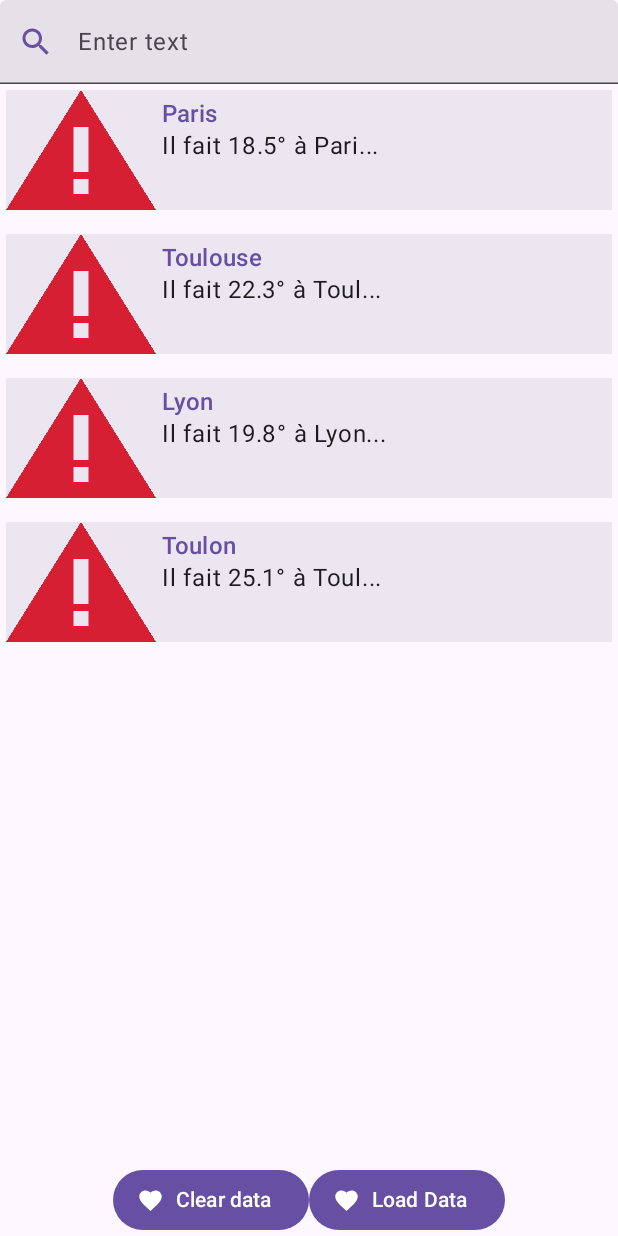
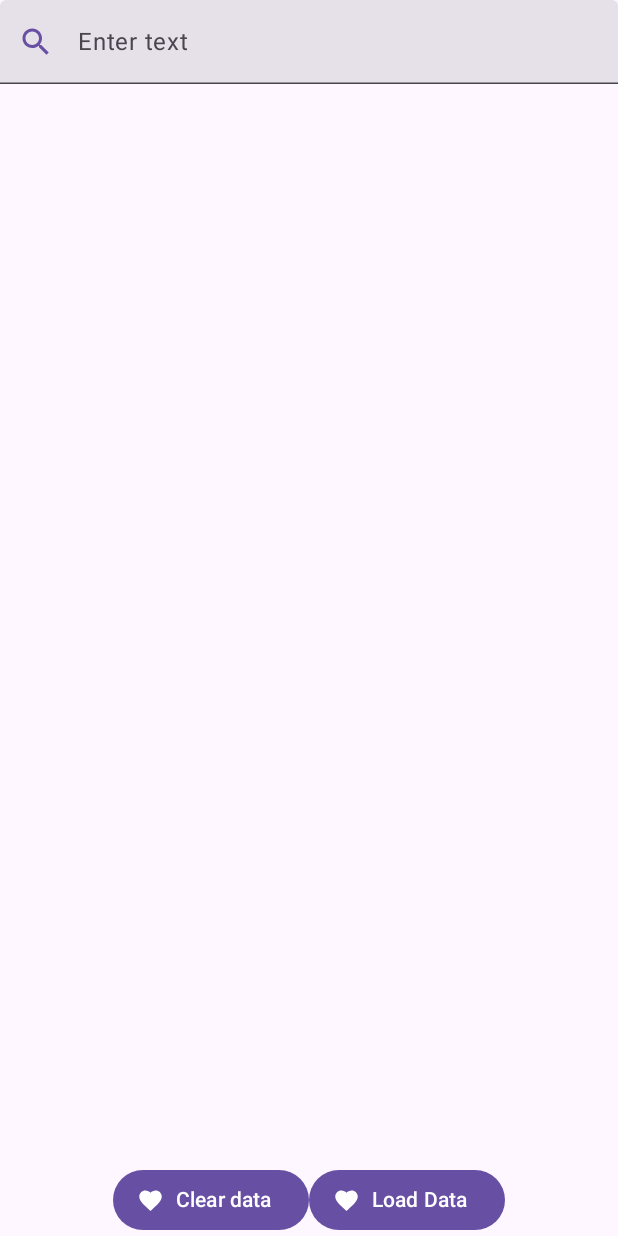
Before and after one commit to Anth06ny/A25_12_plb_android, an Android app built with Jetpack Compose: the screen it shows after launch (MainActivity), on a phone screen of 412 x 824 dp. Run offline under Robolectric (Android 15) with nearby library versions, the phone set to English and light mode, and no system bars; pictures from the network do not load.

```diff
--- a/app/build.gradle.kts
+++ b/app/build.gradle.kts
@@ -67,4 +67,6 @@ dependencies {
     //Coil ImageLoader
     implementation("io.coil-kt.coil3:coil-network-ktor3:3.2.0")
     implementation("io.coil-kt.coil3:coil-compose:3.2.0")
+    implementation ("androidx.lifecycle:lifecycle-viewmodel-compose:2.7.0")
+
 }
--- a/app/src/main/java/com/amonteiro/a25_12_plb_android/presentation/ui/screens/SearchScreen.kt
+++ b/app/src/main/java/com/amonteiro/a25_12_plb_android/presentation/ui/screens/SearchScreen.kt
@@ -14,6 +14,8 @@ import androidx.compose.foundation.layout.padding
 import androidx.compose.foundation.layout.size
 import androidx.compose.foundation.layout.widthIn
 import androidx.compose.foundation.lazy.LazyColumn
+import androidx.compose.foundation.text.KeyboardActions
+import androidx.compose.foundation.text.KeyboardOptions
 import androidx.compose.material.icons.Icons
 import androidx.compose.material.icons.filled.Favorite
 import androidx.compose.material.icons.filled.Search
@@ -28,15 +30,18 @@ import androidx.compose.runtime.Composable
 import androidx.compose.runtime.getValue
 import androidx.compose.runtime.mutableStateOf
 import androidx.compose.runtime.remember
+import androidx.compose.runtime.saveable.rememberSaveable
 import androidx.compose.runtime.setValue
 import androidx.compose.ui.Alignment
 import androidx.compose.ui.Modifier
 import androidx.compose.ui.layout.ContentScale
 import androidx.compose.ui.res.painterResource
 import androidx.compose.ui.res.stringResource
+import androidx.compose.ui.text.input.ImeAction
 import androidx.compose.ui.tooling.preview.Preview
 import androidx.compose.ui.unit.dp
 import androidx.lifecycle.compose.collectAsStateWithLifecycle
+import androidx.lifecycle.viewmodel.compose.viewModel
 import coil3.compose.AsyncImage
 import com.amonteiro.a25_12_plb_android.R
 import com.amonteiro.a25_12_plb_android.data.remote.WeatherBean
@@ -50,12 +55,37 @@ import com.amonteiro.a25_12_plb_android.presentation.viewmodel.MainViewModel
     uiMode = android.content.res.Configuration.UI_MODE_NIGHT_YES or android.content.res.Configuration.UI_MODE_TYPE_NORMAL, locale = "fr"
 )
 @Composable
+fun SearchScreenWithFakeDataPreview() {
+    //Il faut remplacer NomVotreAppliTheme par le thème de votre application
+    //Utilisé par exemple dans MainActivity.kt sous setContent {...}
+    A25_12_plb_androidTheme {
+        Scaffold(modifier = Modifier.fillMaxSize()) { innerPadding ->
+            val mainViewModel: MainViewModel = viewModel()
+            mainViewModel.loadFakeData(true, "un message d'erreur")
+            SearchScreen(
+                modifier = Modifier.padding(innerPadding),
+                mainViewModel = mainViewModel
+            )
+        }
+    }
+}
+
+@Preview(showBackground = true, showSystemUi = true)
+@Preview(
+    showBackground = true, showSystemUi = true,
+    uiMode = android.content.res.Configuration.UI_MODE_NIGHT_YES or android.content.res.Configuration.UI_MODE_TYPE_NORMAL, locale = "fr"
+)
+@Composable
 fun SearchScreenPreview() {
     //Il faut remplacer NomVotreAppliTheme par le thème de votre application
     //Utilisé par exemple dans MainActivity.kt sous setContent {...}
     A25_12_plb_androidTheme {
         Scaffold(modifier = Modifier.fillMaxSize()) { innerPadding ->
-            SearchScreen(modifier = Modifier.padding(innerPadding))
+            val mainViewModel: MainViewModel = viewModel()
+            SearchScreen(
+                modifier = Modifier.padding(innerPadding),
+                mainViewModel = mainViewModel
+            )
         }
     }
 }
@@ -63,17 +93,23 @@ fun SearchScreenPreview() {
 @Composable
 fun SearchScreen(
     modifier: Modifier = Modifier,
-    mainViewModel: MainViewModel = MainViewModel()
+    mainViewModel: MainViewModel = viewModel()
 ) {
+
 
     Column(
         modifier = modifier.fillMaxSize(),
         horizontalAlignment = Alignment.CenterHorizontally
     ) {
 
-        var searchText by remember { mutableStateOf("") }
+        var searchText by rememberSaveable { mutableStateOf("") }
 
-        SearchBar(text = searchText) { searchText = it }
+        SearchBar(
+            text = searchText,
+            onValueChange = { searchText = it },
+            onSearchEnter = { mainViewModel.loadWeathers(searchText) }
+
+        )
 
 
         val list = mainViewModel.dataList.collectAsStateWithLifecycle().value.filter { it.name.contains(searchText, true) }
@@ -101,7 +137,7 @@ fun SearchScreen(
             }
 
             Button(
-                onClick = { /* Do something! */ },
+                onClick = { mainViewModel.loadWeathers(searchText) },
                 contentPadding = ButtonDefaults.ButtonWithIconContentPadding
             ) {
                 Icon(
@@ -119,7 +155,7 @@ fun SearchScreen(
 }
 
 @Composable
-fun SearchBar(modifier: Modifier = Modifier, text: String, onValueChange: (String) -> Unit) {
+fun SearchBar(modifier: Modifier = Modifier, text: String, onValueChange: (String) -> Unit, onSearchEnter: () -> Unit) {
 
     TextField(
         value = text, //Valeur affichée
@@ -140,6 +176,9 @@ fun SearchBar(modifier: Modifier = Modifier, text: String, onValueChange: (Strin
         //placeholder = { //Texte d'aide qui disparait
         //Text("Recherche")
         //},
+
+        keyboardOptions = KeyboardOptions(imeAction = ImeAction.Search),
+        keyboardActions = KeyboardActions(onSearch = { onSearchEnter() }),
 
         //keyboardOptions = KeyboardOptions(imeAction = ImeAction.Search), // Définir le bouton "Entrée" comme action de recherche
         //keyboardActions = KeyboardActions(onSearch = {onSearchAction()}), // Déclenche l'action définie
--- a/app/src/main/java/com/amonteiro/a25_12_plb_android/presentation/viewmodel/MainViewModel.kt
+++ b/app/src/main/java/com/amonteiro/a25_12_plb_android/presentation/viewmodel/MainViewModel.kt
@@ -34,8 +34,6 @@ class MainViewModel : ViewModel() {
     val errorMessage = MutableStateFlow("")
 
     init {
-        println("Instanciation de MainViewModel")
-        loadFakeData()
     }
 
     fun loadWeathers(cityName: String) {
```
